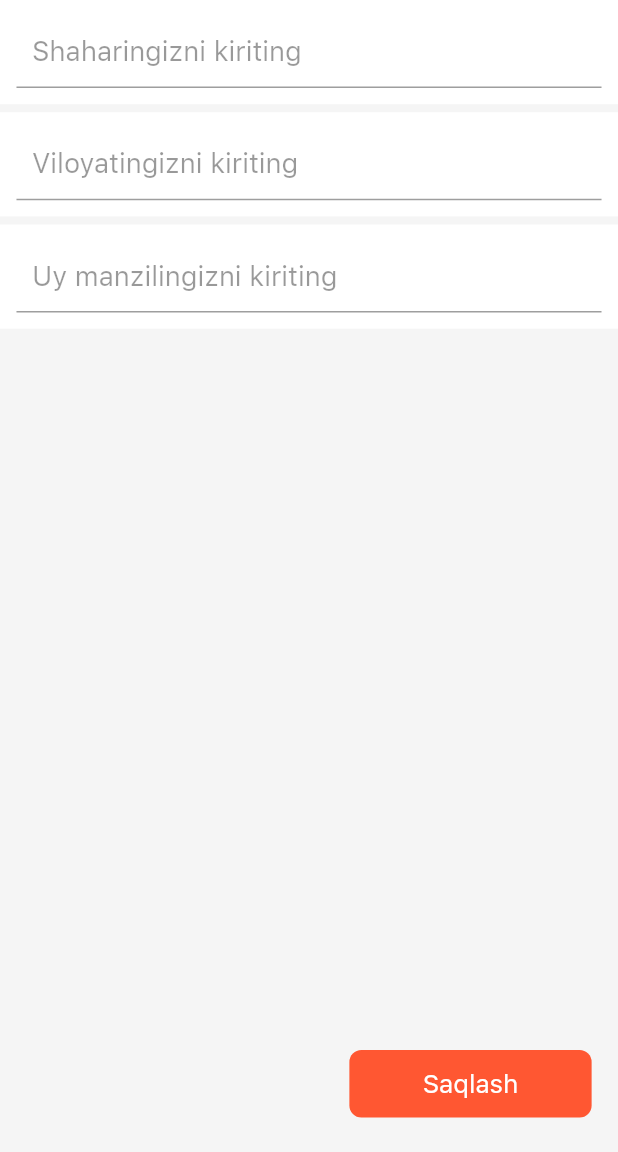
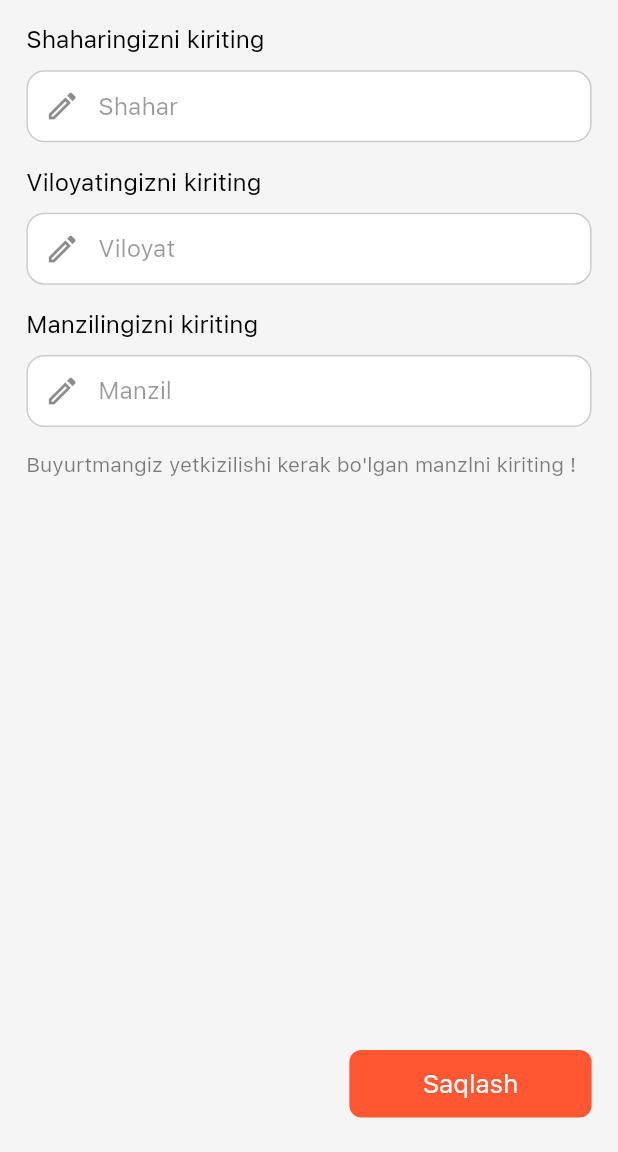
Before and after one commit to AsadbekAbdumajidov/aion_brend, a Flutter app: the LocationAdd screen opened by its route, on a phone screen of 412 x 824 dp, the part 84-1236 px from its top. Run offline on Flutter 3.47's test engine with Material 2 defaults, Android fonts, the phone set to English and light mode, and no system bars; our stand-ins replace cached_network_image, carousel_slider, equatable, flutter_bloc, flutter_svg, slide_countdown and 1 more; missing offline and left inert: connectivity_plus_web, cubit_form, cupertino_tabbar; network calls fail.

Commit message:
The residential address page has been updated

```diff
--- a/lib/core/constants/app_style.dart
+++ b/lib/core/constants/app_style.dart
@@ -61,6 +61,12 @@ class AppTextStyles {
     fontWeight: FontWeight.w500,
   );
 
+  TextStyle styleW500S13BlackWith05 = TextStyle(
+    color: AppColors.instance.black.withOpacity(0.5),
+    fontSize: he(13),
+    fontWeight: FontWeight.w500,
+  );
+
   TextStyle styleW600S15Black = TextStyle(
       color: AppColors.instance.black,
       fontSize: he(15),
--- /dev/null
+++ b/lib/core/widgets/text_form_field/text_form_field.dart
@@ -0,0 +1,78 @@
+// ignore_for_file: must_be_immutable
+
+import 'package:aion/core/constants/app_colors.dart';
+import 'package:aion/core/constants/app_style.dart';
+import 'package:aion/core/utils/size_konfig.dart';
+import 'package:flutter/material.dart';
+
+class CustomTextField extends StatelessWidget {
+  CustomTextField({
+    Key? key,
+    required this.onChange,
+    required this.hintText,
+    this.prefixIcon,
+    this.suffixIcon,
+    this.validator,
+    this.obscure,
+    this.textInputAction,
+    this.fillColor,
+    this.initialValue,
+    this.preIconColor,
+    this.textEditingController,
+  }) : super(key: key);
+
+  final TextEditingController? textEditingController;
+  final Function(String value) onChange;
+  final String hintText;
+  final IconData? prefixIcon;
+  final Widget? suffixIcon;
+  final bool? obscure;
+  final TextInputAction? textInputAction;
+  final Color? fillColor;
+  final Color? preIconColor;
+  final String? initialValue;
+  FormFieldValidator<String>? validator;
+  @override
+  Widget build(BuildContext context) {
+    return TextFormField(
+      validator: validator,
+      initialValue: initialValue,
+      style: AppTextStyles.instance.styleW400S15Black,
+      obscureText: obscure ?? false,
+      textInputAction: textInputAction,
+      onChanged: onChange,
+      controller: textEditingController,
+      cursorColor: AppColors.instance.blue,
+      decoration: InputDecoration(
+        contentPadding: EdgeInsets.symmetric(horizontal: wi(16)),
+        suffixIcon: suffixIcon,
+        prefixIcon:const Icon(Icons.edit_outlined),
+        hintStyle: AppTextStyles.instance.styleW400S15BlackOpacity04,
+        hintText: hintText,
+        filled: true,
+        fillColor: fillColor ?? Colors.white,
+        border: const OutlineInputBorder(
+          borderRadius: BorderRadius.all(Radius.circular(12)),
+          borderSide: BorderSide(),
+        ),
+        enabledBorder: OutlineInputBorder(
+          borderRadius: const BorderRadius.all(Radius.circular(12)),
+          borderSide: BorderSide(
+            color: AppColors.instance.black.withOpacity(0.2),
+          ),
+        ),
+        focusedBorder: OutlineInputBorder(
+          borderRadius: const BorderRadius.all(Radius.circular(12)),
+          borderSide: BorderSide(
+            color: AppColors.instance.blue.withOpacity(0.7),
+            width: 1.2,
+          ),
+        ),
+        disabledBorder: OutlineInputBorder(
+          borderRadius: const BorderRadius.all(Radius.circular(12)),
+          borderSide: BorderSide(color: AppColors.instance.black),
+        ),
+      ),
+    );
+  }
+}
--- a/lib/views/dostavka_page/_widget/container_field.dart
+++ /dev/null
@@ -1,30 +0,0 @@
-// ignore_for_file: must_be_immutable
-
-import 'package:aion/core/constants/app_colors.dart';
-import 'package:aion/core/constants/app_style.dart';
-import 'package:aion/core/utils/size_konfig.dart';
-import 'package:flutter/material.dart';
-
-class ContainerField extends StatelessWidget {
-  String hintText;
-  TextEditingController controller;
-  ContainerField({Key? key, required this.hintText,required this.controller}) : super(key: key);
-
-  @override
-  Widget build(BuildContext context) {
-    return Container(
-      color: AppColors.instance.white,
-      child: Center(
-        child: Padding(
-          padding: EdgeInsets.symmetric(vertical: he(10),horizontal: wi(10)),
-          child: TextFormField(
-            controller: controller,
-            decoration: InputDecoration(
-                hintText: "  $hintText",
-                hintStyle: AppTextStyles.instance.styleW400S17BlackWith04),
-          ),
-        ),
-      ),
-    );
-  }
-}
--- a/lib/views/dostavka_page/location_add.dart
+++ b/lib/views/dostavka_page/location_add.dart
@@ -1,18 +1,20 @@
 import 'package:aion/core/constants/app_icons.dart';
+import 'package:aion/core/constants/app_style.dart';
 import 'package:aion/core/utils/size_konfig.dart';
 import 'package:aion/core/widgets/little_button/ilitten_button.dart';
 import 'package:aion/core/widgets/profile_app_bar/profile_app_bar.dart';
-import 'package:aion/views/dostavka_page/_widget/container_field.dart';
+import 'package:aion/core/widgets/text_form_field/text_form_field.dart';
 import 'package:flutter/material.dart';
 
 class LocationAdd extends StatelessWidget {
-  LocationAdd({Key? key}) : super(key: key);
+  const LocationAdd({Key? key}) : super(key: key);
+
+  @override
+  Widget build(BuildContext context) {
     TextEditingController shahar = TextEditingController();
     TextEditingController viloyat = TextEditingController();
     TextEditingController manzil = TextEditingController();
 
-  @override
-  Widget build(BuildContext context) {
     return Scaffold(
       appBar: ProfileAppBar(
           title: "Yetkazib berish manzilini kiriting",
@@ -21,30 +23,56 @@ class LocationAdd extends StatelessWidget {
             Navigator.pop(context);
           }).getBar(context),
       body: SafeArea(
+        child: Padding(
+          padding: EdgeInsets.symmetric(horizontal: wi(16)),
           child: Column(
             mainAxisAlignment: MainAxisAlignment.spaceBetween,
             crossAxisAlignment: CrossAxisAlignment.end,
             children: [
               Column(
+                crossAxisAlignment: CrossAxisAlignment.start,
                 children: [
-                ContainerField(
-                    hintText: "Shaharingizni kiriting", controller: shahar),
                   Padding(
-                  padding: EdgeInsets.symmetric(vertical: he(5)),
-                  child: ContainerField(
-                      hintText: "Viloyatingizni kiriting", controller: viloyat),
+                    padding: EdgeInsets.only(top: he(16), bottom: he(10)),
+                    child: Text("Shaharingizni kiriting",
+                        style: AppTextStyles.instance.styleW400S15Black),
                   ),
-                ContainerField(
-                    hintText: "Uy manzilingizni kiriting", controller: manzil),
+                  CustomTextField(
+                      onChange: (v) {},
+                      hintText: "Shahar",
+                      textEditingController: shahar),
+                  Padding(
+                    padding: EdgeInsets.only(top: he(16), bottom: he(10)),
+                    child: Text("Viloyatingizni kiriting",
+                        style: AppTextStyles.instance.styleW400S15Black),
+                  ),
+                  CustomTextField(
+                      onChange: (v) {},
+                      hintText: "Viloyat",
+                      textEditingController: viloyat),
+                  Padding(
+                    padding: EdgeInsets.only(top: he(16), bottom: he(10)),
+                    child: Text("Manzilingizni kiriting",
+                        style: AppTextStyles.instance.styleW400S15Black),
+                  ),
+                  CustomTextField(
+                      onChange: (v) {},
+                      hintText: "Manzil",
+                      textEditingController: manzil),
+                  SizedBox(height: he(16)),
+                  Text(
+                      "Buyurtmangiz yetkizilishi kerak bo'lgan manzlni kiriting !",
+                      style: AppTextStyles.instance.styleW500S13BlackWith05)
                 ],
               ),
               Padding(
-              padding: EdgeInsets.only(right: wi(16), bottom: he(20)),
+                padding: EdgeInsets.only(bottom: he(20)),
                 child: LittelButton(title: "Saqlash", onTap: () {}),
               ),
             ],
           ),
         ),
+      ),
     );
   }
 }
```
Also changed, not shown: 1 other file. Lines whose indentation alone changed are shown as unchanged.
